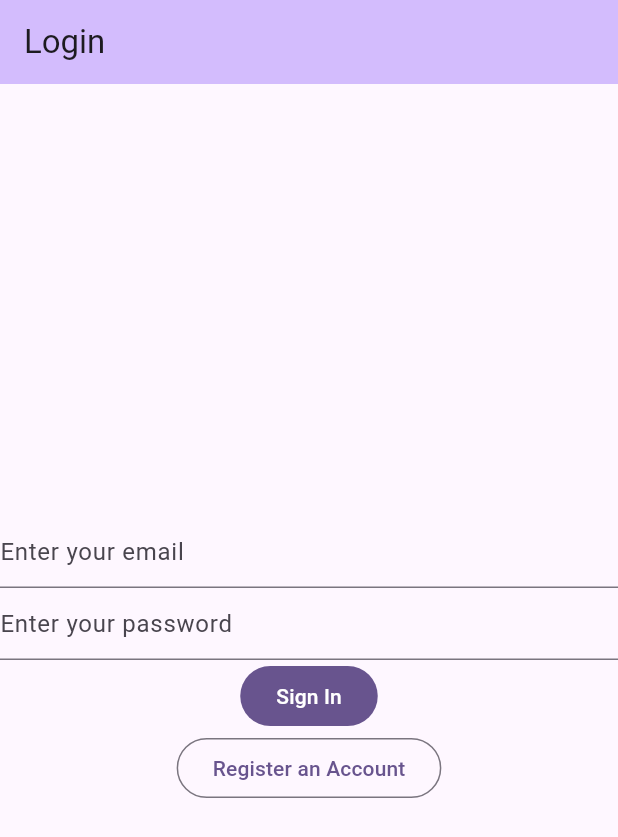
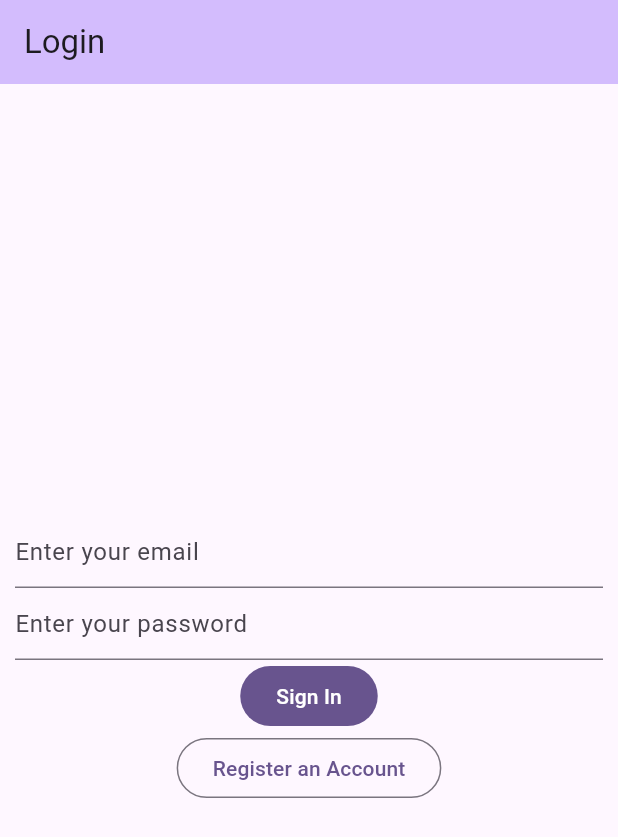
Before and after one commit to gbengadev/notesapp, a Flutter app: the screen it shows after launch, after a tap on "Sign In", after a tap on "Register an Account", after a tap on "Go To Login", on a phone screen of 412 x 824 dp. Shown: the top 837 px of the screen. Run offline on Flutter 3.47's test engine with Material 2 defaults, Android fonts, the phone set to English and light mode, and no system bars; our stand-ins replace bloc, cloud_firestore, equatable, firebase_auth, firebase_core, flutter_bloc and 3 more; accounts and stored records are empty; network calls fail.

Commit message:
Create splash screen and refactor dialog code.

```diff
--- a/lib/constants/routes.dart
+++ b/lib/constants/routes.dart
@@ -1,5 +1 @@
-const loginPageRoute = '/login/';
-const mainPageRoute = '/main/';
-const registerPageRoute = '/register/';
-const verifyEmailRoute = '/verify/';
 const createViewNoteRoute = '/note/';
--- /dev/null
+++ b/lib/constants/style.dart
@@ -0,0 +1 @@
+const pagePadding = 10.0;
--- a/lib/main.dart
+++ b/lib/main.dart
@@ -5,6 +5,7 @@ import 'package:flutterdemoapp/services/auth/bloc/auth_bloc.dart';
 import 'package:flutterdemoapp/services/auth/bloc/auth_event.dart';
 import 'package:flutterdemoapp/services/auth/bloc/auth_state.dart';
 import 'package:flutterdemoapp/services/auth/firebase_auth_provider.dart';
+import 'package:flutterdemoapp/utility-methods/loading_screens/loading_screen.dart';
 import 'package:flutterdemoapp/views/login_view.dart';
 import 'package:flutterdemoapp/views/main_view.dart';
 import 'package:flutterdemoapp/views/notes/new_noteview.dart';
@@ -24,7 +25,6 @@ void main() {
       child: const HomePage(),
     ),
     routes: {
-      verifyEmailRoute: (context) => const VerifyEmail(),
       createViewNoteRoute: (context) => const CreateUpdateNotePage(),
     },
   ));
@@ -35,11 +35,19 @@ class HomePage extends StatelessWidget {
 
   @override
   Widget build(BuildContext context) {
-    //   const verifyEmail = VerifyEmail();
     //Retrieve authbloc from context
     context.read<AuthBloc>().add(const AuthEventInitialize());
 
-    return BlocBuilder<AuthBloc, AuthState>(builder: (context, state) {
+    return BlocConsumer<AuthBloc, AuthState>(listener: (context, state) {
+      if (state.isLoading) {
+        LoadingScreen().show(
+          context: context,
+          text: state.loadingText ?? 'Please wait a moment',
+        );
+      } else {
+        LoadingScreen().hide();
+      }
+    }, builder: (context, state) {
       if (state is AuthStateLoggedIn) {
         return const MainPage();
       } else if (state is AuthStateVerification) {
--- a/lib/services/auth/bloc/auth_bloc.dart
+++ b/lib/services/auth/bloc/auth_bloc.dart
@@ -5,22 +5,22 @@ import 'package:flutterdemoapp/services/auth/bloc/auth_state.dart';
 import 'package:flutterdemoapp/services/crud/notes_service.dart';
 
 class AuthBloc extends Bloc<AuthEvent, AuthState> {
-  AuthBloc(AuthProvider provider) : super(const AuthStateUninitialized()) {
+  AuthBloc(AuthProvider provider)
+      : super(const AuthStateUninitialized(isLoading: true)) {
     on<AuthEventInitialize>((event, emit) async {
       await provider.initialize();
       final user = provider.currentUser;
       if (user == null) {
         emit(const AuthStateLoggedOut(exception: null, isLoading: false));
       } else {
-        emit(AuthStateLoggedIn(user));
+        emit(AuthStateLoggedIn(user: user, isLoading: false));
       }
     });
+
     //Login
     on<AuthEventLogin>((event, emit) async {
       emit(const AuthStateLoggedOut(
-        exception: null,
-        isLoading: true,
-      ));
+          exception: null, isLoading: true, loadingText: 'Logging in'));
       final email = event.email;
       final password = event.password;
       try {
@@ -34,7 +34,7 @@ class AuthBloc extends Bloc<AuthEvent, AuthState> {
           isLoading: false,
         ));
         //Login to the app
-        emit(AuthStateLoggedIn(user));
+        emit(AuthStateLoggedIn(user: user, isLoading: false));
       } on Exception catch (e) {
         emit(AuthStateLoggedOut(
           exception: e,
@@ -42,9 +42,10 @@ class AuthBloc extends Bloc<AuthEvent, AuthState> {
         ));
       }
     });
+
     //Logout
     on<AuthEventLogout>((event, emit) async {
-      emit(const AuthStateUninitialized());
+      emit(const AuthStateUninitialized(isLoading: true));
       try {
         await provider.logOut();
         emit(const AuthStateLoggedOut(exception: null, isLoading: false));
@@ -52,13 +53,12 @@ class AuthBloc extends Bloc<AuthEvent, AuthState> {
         emit(AuthStateLoggedOut(exception: e, isLoading: false));
       }
     });
+
     //Register
     on<AuthEventRegister>((event, emit) async {
       logger.d('In Register event');
       emit(const AuthStateRegistering(
-        exception: null,
-        isLoading: true,
-      ));
+          exception: null, isLoading: true, loadingText: 'Creating account..'));
       final email = event.email;
       final password = event.password;
       try {
@@ -66,10 +66,10 @@ class AuthBloc extends Bloc<AuthEvent, AuthState> {
           email: email,
           password: password,
         );
-        emit(const AuthStateRegistering(
-          exception: null,
+        emit(const AuthStateVerification(
           isLoading: false,
         ));
+        logger.d("After emiting Verification state");
       } on Exception catch (e) {
         emit(AuthStateRegistering(
           exception: e,
@@ -77,6 +77,7 @@ class AuthBloc extends Bloc<AuthEvent, AuthState> {
         ));
       }
     });
+
     //Should Register
     on<AuthEventShouldRegister>((event, emit) async {
       emit(const AuthStateRegistering(
@@ -84,5 +85,10 @@ class AuthBloc extends Bloc<AuthEvent, AuthState> {
         isLoading: false,
       ));
     });
+
+    //Should Register
+    on<AuthEventShouldLogin>((event, emit) async {
+      emit(const AuthStateLoggedOut(exception: null, isLoading: false));
+    });
   }
 }
--- a/lib/services/auth/bloc/auth_event.dart
+++ b/lib/services/auth/bloc/auth_event.dart
@@ -32,3 +32,7 @@ class AuthEventLogout extends AuthEvent {
 class AuthEventShouldRegister extends AuthEvent {
   const AuthEventShouldRegister();
 }
+
+class AuthEventShouldLogin extends AuthEvent {
+  const AuthEventShouldLogin();
+}
--- a/lib/services/auth/bloc/auth_state.dart
+++ b/lib/services/auth/bloc/auth_state.dart
@@ -5,28 +5,40 @@ import 'package:flutterdemoapp/services/auth/auth_user.dart';
 
 @immutable
 abstract class AuthState {
-  const AuthState();
+  final bool isLoading;
+  final String? loadingText;
+
+  const AuthState({required this.isLoading, this.loadingText = 'Please wait'});
 }
 
 class AuthStateUninitialized extends AuthState {
-  const AuthStateUninitialized();
+  const AuthStateUninitialized({required bool isLoading})
+      : super(isLoading: isLoading);
 }
 
 class AuthStateLoggedIn extends AuthState {
   final AuthUser user;
-  const AuthStateLoggedIn(this.user);
+  const AuthStateLoggedIn({
+    required isLoading,
+    required this.user,
+  }) : super(isLoading: isLoading);
 }
 
 class AuthStateVerification extends AuthState {
-  const AuthStateVerification();
+  const AuthStateVerification({
+    required isLoading,
+  }) : super(isLoading: isLoading);
 }
 
 //To produce various mutations of this state
 //(e.g isLoading=false/true and null exception), we use an equatable
 class AuthStateLoggedOut extends AuthState with EquatableMixin {
   final Exception? exception;
-  final bool isLoading;
-  const AuthStateLoggedOut({required this.exception, required this.isLoading});
+  const AuthStateLoggedOut({
+    required this.exception,
+    required bool isLoading,
+    String? loadingText,
+  }) : super(isLoading: isLoading, loadingText: loadingText);
 
   @override
   List<Object?> get props => [exception, isLoading];
@@ -34,14 +46,19 @@ class AuthStateLoggedOut extends AuthState with EquatableMixin {
 
 class AuthStateLoggingIn extends AuthState {
   final Exception? exception;
-  const AuthStateLoggingIn(this.exception);
+  const AuthStateLoggingIn({
+    required isLoading,
+    required this.exception,
+  }) : super(isLoading: isLoading);
 }
 
 class AuthStateRegistering extends AuthState with EquatableMixin {
   final Exception? exception;
-  final bool isLoading;
-  const AuthStateRegistering(
-      {required this.exception, required this.isLoading});
+  const AuthStateRegistering({
+    required this.exception,
+    required bool isLoading,
+    String? loadingText,
+  }) : super(isLoading: isLoading, loadingText: loadingText);
 
   @override
   List<Object?> get props => [exception, isLoading];
--- /dev/null
+++ b/lib/utility-methods/loading_screens/loading_screen.dart
@@ -0,0 +1,105 @@
+import 'dart:async';
+import 'package:flutter/material.dart';
+import 'package:flutterdemoapp/utility-methods/loading_screens/loading_screen_controller.dart';
+
+class LoadingScreen {
+  factory LoadingScreen() => _shared;
+  static final LoadingScreen _shared = LoadingScreen._sharedInstance();
+  LoadingScreen._sharedInstance();
+
+  LoadingScreenController? controller;
+
+  void hide() {
+    controller?.close();
+    controller = null;
+  }
+
+  void show({
+    required BuildContext context,
+    required String text,
+  }) {
+    //return if the controller;s text can be updated
+    if (controller?.update(text) ?? false) {
+      return;
+    }
+    //Create a new overlay and assign to controller
+    else {
+      controller = showOverlay(
+        context: context,
+        text: text,
+      );
+    }
+  }
+
+  LoadingScreenController showOverlay({
+    required BuildContext context,
+    required String text,
+  }) {
+    final _text = StreamController<String>();
+    _text.add(text);
+
+    final state = Overlay.of(context);
+    final renderBox = context.findRenderObject() as RenderBox;
+    final size = renderBox.size;
+
+    final overlay = OverlayEntry(builder: (context) {
+      return Material(
+          color: Colors.black.withAlpha(150),
+          child: Center(
+            child: Container(
+              constraints: BoxConstraints(
+                  maxWidth: size.width * 0.8,
+                  maxHeight: size.height * 0.8,
+                  minWidth: size.width * 0.5),
+              decoration: BoxDecoration(
+                color: Colors.white,
+                borderRadius: BorderRadius.circular(10.0),
+              ),
+              child: Padding(
+                padding: const EdgeInsets.all(16.0),
+                child: SingleChildScrollView(
+                    child: Column(
+                  mainAxisSize: MainAxisSize.min,
+                  mainAxisAlignment: MainAxisAlignment.center,
+                  children: [
+                    const SizedBox(
+                      height: 10,
+                    ),
+                    const CircularProgressIndicator(),
+                    const SizedBox(
+                      height: 20,
+                    ),
+                    StreamBuilder(
+                        stream: _text.stream,
+                        builder: (context, snapshot) {
+                          if (snapshot.hasData) {
+                            return Text(
+                              snapshot.data as String,
+                              textAlign: TextAlign.center,
+                            );
+                          } else {
+                            return Container();
+                          }
+                        }),
+                  ],
+                )),
+              ),
+            ),
+          ));
+    });
+
+    //Add overlay to the entire overlay state managed by flutter
+    state.insert(overlay);
+    return LoadingScreenController(
+      close: () {
+        _text.close();
+        overlay.remove();
+        return true;
+      },
+      update: (text) {
+        _text.add(text);
+        return true;
+      },
+    );
+  }
+}
--- /dev/null
+++ b/lib/utility-methods/loading_screens/loading_screen_controller.dart
@@ -0,0 +1,15 @@
+import 'package:flutter/material.dart' show immutable;
+
+typedef CloseLoadingScreen = bool Function();
+typedef UpdateLoadingScreen = bool Function(String text);
+
+@immutable
+class LoadingScreenController {
+  final CloseLoadingScreen close;
+  final UpdateLoadingScreen update;
+
+  const LoadingScreenController({
+    required this.close,
+    required this.update,
+  });
+}
--- a/lib/views/login_view.dart
+++ b/lib/views/login_view.dart
@@ -1,10 +1,10 @@
 import 'package:flutter/material.dart';
 import 'package:flutter_bloc/flutter_bloc.dart';
+import 'package:flutterdemoapp/constants/style.dart';
 import 'package:flutterdemoapp/services/auth/auth_exceptions.dart';
 import 'package:flutterdemoapp/services/auth/bloc/auth_bloc.dart';
 import 'package:flutterdemoapp/services/auth/bloc/auth_event.dart';
 import 'package:flutterdemoapp/services/auth/bloc/auth_state.dart';
-import 'package:flutterdemoapp/utility-methods/dialogs.dart';
 import 'package:logger/logger.dart';
 
 var logger = Logger();
@@ -19,7 +19,6 @@ class LoginView extends StatefulWidget {
 class _LoginViewState extends State<LoginView> {
   late final TextEditingController _email;
   late final TextEditingController _password;
-  CloseDialog? _closedDialogHandle;
   bool isVisible = false;
   String errorText = '';
 
@@ -42,16 +41,6 @@ class _LoginViewState extends State<LoginView> {
     return BlocListener<AuthBloc, AuthState>(
       listener: (context, state) async {
         if (state is AuthStateLoggedOut) {
-          final closeDialog = _closedDialogHandle;
-          if (!state.isLoading && closeDialog != null) {
-            closeDialog();
-            _closedDialogHandle = null;
-          } else if (state.isLoading && closeDialog == null) {
-            _closedDialogHandle = showLoadingDialog(
-              context: context,
-              text: 'Loading...',
-            );
-          }
           logger.d('Exception is ${state.exception}');
           if (state.exception is UserNotFoundAuthException) {
             setState(() {
@@ -76,12 +65,15 @@ class _LoginViewState extends State<LoginView> {
           backgroundColor: Theme.of(context).colorScheme.inversePrimary,
           title: const Text('Login'),
         ),
-        body: Center(
+        body: Padding(
+          padding: const EdgeInsets.all(pagePadding),
+          child: Center(
             child: Column(
               mainAxisAlignment: MainAxisAlignment.center,
               children: <Widget>[
                 TextFormField(
-                decoration: const InputDecoration(hintText: 'Enter your email'),
+                  decoration:
+                      const InputDecoration(hintText: 'Enter your email'),
                   controller: _email,
                 ),
                 TextFormField(
@@ -93,15 +85,18 @@ class _LoginViewState extends State<LoginView> {
                 Visibility(
                   visible: isVisible,
                   child: Text(
-                  style: const TextStyle(color: Color.fromARGB(255, 128, 4, 4)),
+                    style:
+                        const TextStyle(color: Color.fromARGB(255, 128, 4, 4)),
                     (errorText),
                   ),
                 ),
-              FilledButton(onPressed: onPressed, child: const Text('Sign In')),
+                FilledButton(
+                    onPressed: onPressed, child: const Text('Sign In')),
                 OutlinedButton(
                     onPressed: navigateToRegisterPage,
                     child: const Text('Register an Account'))
               ],
+            ),
           ),
         ),
       ),
--- a/lib/views/register_view.dart
+++ b/lib/views/register_view.dart
@@ -1,11 +1,10 @@
 import 'package:flutter/material.dart';
 import 'package:flutter_bloc/flutter_bloc.dart';
+import 'package:flutterdemoapp/constants/style.dart';
 import 'package:flutterdemoapp/services/auth/auth_exceptions.dart';
 import 'package:flutterdemoapp/services/auth/bloc/auth_bloc.dart';
 import 'package:flutterdemoapp/services/auth/bloc/auth_event.dart';
 import 'package:flutterdemoapp/services/auth/bloc/auth_state.dart';
-import 'package:flutterdemoapp/services/crud/notes_service.dart';
-import 'package:flutterdemoapp/utility-methods/dialogs.dart';
 
 class RegisterPage extends StatefulWidget {
   const RegisterPage({super.key});
@@ -17,7 +16,7 @@ class RegisterPage extends StatefulWidget {
 class _RegisterPageState extends State<RegisterPage> {
   late final TextEditingController _email;
   late final TextEditingController _password;
-  CloseDialog? _closedDialogHandle;
+  // CloseDialog? _closedDialogHandle;
   bool isVisible = false;
   String errorText = '';
 
@@ -39,19 +38,8 @@ class _RegisterPageState extends State<RegisterPage> {
   @override
   Widget build(BuildContext context) {
     return BlocListener<AuthBloc, AuthState>(
-      listener: (context, state) async {
+      listener: (context, state) {
         if (state is AuthStateRegistering) {
-          logger.d('register state ${state.isLoading}');
-          final closeDialog = _closedDialogHandle;
-          if (!state.isLoading && closeDialog != null) {
-            closeDialog();
-            _closedDialogHandle = null;
-          } else if (state.isLoading && closeDialog == null) {
-            _closedDialogHandle = showLoadingDialog(
-              context: context,
-              text: 'Loading...',
-            );
-          }
           if (state.exception is WeakPasswordException) {
             setState(() {
               isVisible = true;
@@ -80,12 +68,15 @@ class _RegisterPageState extends State<RegisterPage> {
           backgroundColor: Theme.of(context).colorScheme.inversePrimary,
           title: const Text('Register'),
         ),
-        body: Center(
+        body: Padding(
+          padding: const EdgeInsets.all(pagePadding),
+          child: Center(
             child: Column(
               mainAxisAlignment: MainAxisAlignment.center,
               children: <Widget>[
                 TextFormField(
-                decoration: const InputDecoration(hintText: 'Enter your email'),
+                  decoration:
+                      const InputDecoration(hintText: 'Enter your email'),
                   controller: _email,
                 ),
                 TextFormField(
@@ -97,7 +88,8 @@ class _RegisterPageState extends State<RegisterPage> {
                 Visibility(
                   visible: isVisible,
                   child: Text(
-                  style: const TextStyle(color: Color.fromARGB(255, 128, 4, 4)),
+                    style:
+                        const TextStyle(color: Color.fromARGB(255, 128, 4, 4)),
                     (errorText),
                   ),
                 ),
@@ -109,6 +101,7 @@ class _RegisterPageState extends State<RegisterPage> {
                     onPressed: navigateToLoginPage,
                     child: const Text('Go To Login'))
               ],
+            ),
           ),
         ),
       ),
--- a/pubspec.yaml
+++ b/pubspec.yaml
@@ -47,6 +47,7 @@ dependencies:
   flutter_bloc: ^8.1.3
   equatable: ^2.0.5
   logger: ^2.0.2+1
+  flutter_launcher_icons: ^0.13.1
 
 dev_dependencies:
   flutter_test:
```
Also changed, not shown: flutter_launcher_icons.yaml (added, +8 -0 lines), lib/utility-methods/util.dart (+0 -7 lines), lib/views/verify_email_view.dart (+17 -5 lines), assets/icon/icon.png (added), pubspec.lock, 35 other files. Lines whose indentation alone changed are shown as unchanged.
